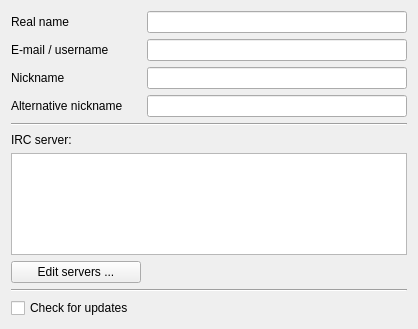
Qt form iconfig/iconfiggeneral.ui (daniel-Jones/IdealIRC) before a commit.
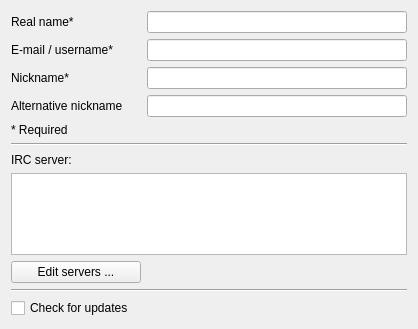
The same form after that commit.

Commit message: Made the server config dialog more sensible, explains what fields are required. Added close buttons to dialogs that can be opened - I use a tiling window manager and have no window decorations (x for close in the corner) and forcing the window to close is not elegant. Added a todo file with things that I want to do.

What changed in the file:
```diff
--- a/iconfig/iconfiggeneral.ui
+++ b/iconfig/iconfiggeneral.ui
@@ -14,31 +14,67 @@
    <string>Form</string>
   </property>
   <layout class="QGridLayout" name="gridLayout">
-   <item row="0" column="0">
-    <widget class="QLabel" name="label">
-     <property name="text">
-      <string>Real name</string>
-     </property>
-    </widget>
-   </item>
-   <item row="0" column="1">
-    <widget class="QLineEdit" name="edRealname"/>
-   </item>
-   <item row="8" column="0" colspan="2">
-    <widget class="Line" name="line_2">
-     <property name="orientation">
-      <enum>Qt::Horizontal</enum>
-     </property>
-    </widget>
-   </item>
-   <item row="9" column="0">
+   <item row="10" column="0">
     <widget class="QCheckBox" name="chkCheckVersion">
      <property name="text">
       <string>Check for updates</string>
      </property>
     </widget>
    </item>
-   <item row="10" column="0">
+   <item row="6" column="0" colspan="2">
+    <widget class="QLabel" name="lbserver">
+     <property name="minimumSize">
+      <size>
+       <width>0</width>
+       <height>15</height>
+      </size>
+     </property>
+     <property name="maximumSize">
+      <size>
+       <width>16777215</width>
+       <height>15</height>
+      </size>
+     </property>
+     <property name="text">
+      <string notr="true">IRC server: &lt;none&gt;</string>
+     </property>
+    </widget>
+   </item>
+   <item row="8" column="0">
+    <widget class="QPushButton" name="btnEditServers">
+     <property name="text">
+      <string>Edit servers ...</string>
+     </property>
+    </widget>
+   </item>
+   <item row="9" column="0" colspan="2">
+    <widget class="Line" name="line_2">
+     <property name="orientation">
+      <enum>Qt::Horizontal</enum>
+     </property>
+    </widget>
+   </item>
+   <item row="0" column="1">
+    <widget class="QLineEdit" name="edRealname"/>
+   </item>
+   <item row="7" column="0" colspan="2">
+    <widget class="QTreeView" name="serverView">
+     <property name="alternatingRowColors">
+      <bool>true</bool>
+     </property>
+    </widget>
+   </item>
+   <item row="5" column="0" colspan="2">
+    <widget class="Line" name="line">
+     <property name="orientation">
+      <enum>Qt::Horizontal</enum>
+     </property>
+    </widget>
+   </item>
+   <item row="2" column="1">
+    <widget class="QLineEdit" name="edNickname"/>
+   </item>
+   <item row="11" column="0">
     <spacer name="verticalSpacer">
      <property name="orientation">
       <enum>Qt::Vertical</enum>
@@ -51,45 +87,33 @@
      </property>
     </spacer>
    </item>
-   <item row="5" column="0" colspan="2">
-    <widget class="QLabel" name="lbserver">
-     <property name="minimumSize">
-      <size>
-       <width>0</width>
-       <height>15</height>
-      </size>
-     </property>
-     <property name="maximumSize">
-      <size>
-       <width>16777215</width>
-       <height>15</height>
-      </size>
-     </property>
-     <property name="text">
-      <string notr="true">IRC server: &lt;none&gt;</string>
-     </property>
-    </widget>
-   </item>
-   <item row="1" column="0">
-    <widget class="QLabel" name="label_2">
-     <property name="text">
-      <string>E-mail / username</string>
-     </property>
-    </widget>
-   </item>
-   <item row="1" column="1">
-    <widget class="QLineEdit" name="edEmail"/>
-   </item>
    <item row="2" column="0">
     <widget class="QLabel" name="label_3">
      <property name="text">
-      <string>Nickname</string>
+      <string>Nickname*</string>
      </property>
     </widget>
    </item>
    <item row="3" column="1">
     <widget class="QLineEdit" name="edAltNickname"/>
    </item>
+   <item row="1" column="1">
+    <widget class="QLineEdit" name="edEmail"/>
+   </item>
+   <item row="1" column="0">
+    <widget class="QLabel" name="label_2">
+     <property name="text">
+      <string>E-mail / username*</string>
+     </property>
+    </widget>
+   </item>
+   <item row="0" column="0">
+    <widget class="QLabel" name="label">
+     <property name="text">
+      <string>Real name*</string>
+     </property>
+    </widget>
+   </item>
    <item row="3" column="0">
     <widget class="QLabel" name="label_4">
      <property name="minimumSize">
@@ -103,27 +127,10 @@
      </property>
     </widget>
    </item>
-   <item row="2" column="1">
-    <widget class="QLineEdit" name="edNickname"/>
-   </item>
-   <item row="4" column="0" colspan="2">
-    <widget class="Line" name="line">
-     <property name="orientation">
-      <enum>Qt::Horizontal</enum>
-     </property>
-    </widget>
-   </item>
-   <item row="6" column="0" colspan="2">
-    <widget class="QTreeView" name="serverView">
-     <property name="alternatingRowColors">
-      <bool>true</bool>
-     </property>
-    </widget>
-   </item>
-   <item row="7" column="0">
-    <widget class="QPushButton" name="btnEditServers">
+   <item row="4" column="0">
+    <widget class="QLabel" name="label_5">
      <property name="text">
-      <string>Edit servers ...</string>
+      <string>* Required</string>
      </property>
     </widget>
    </item>
```
The commit also changes 12 other files.
